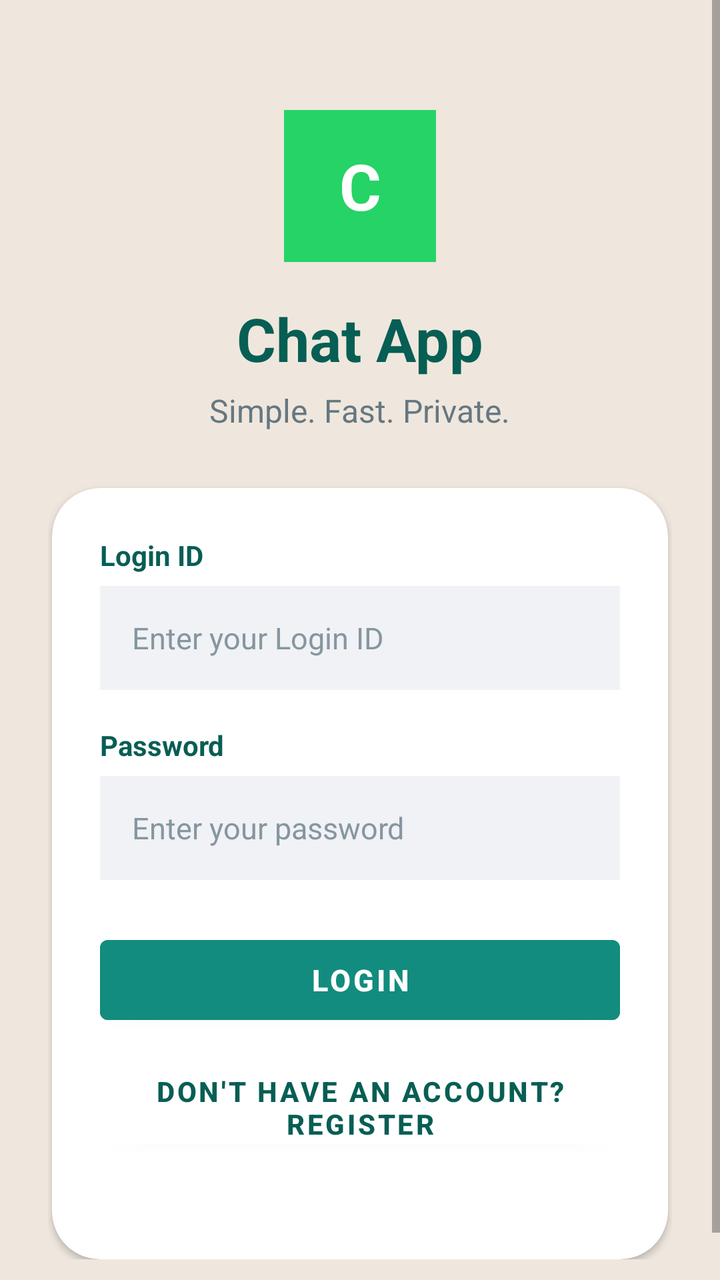
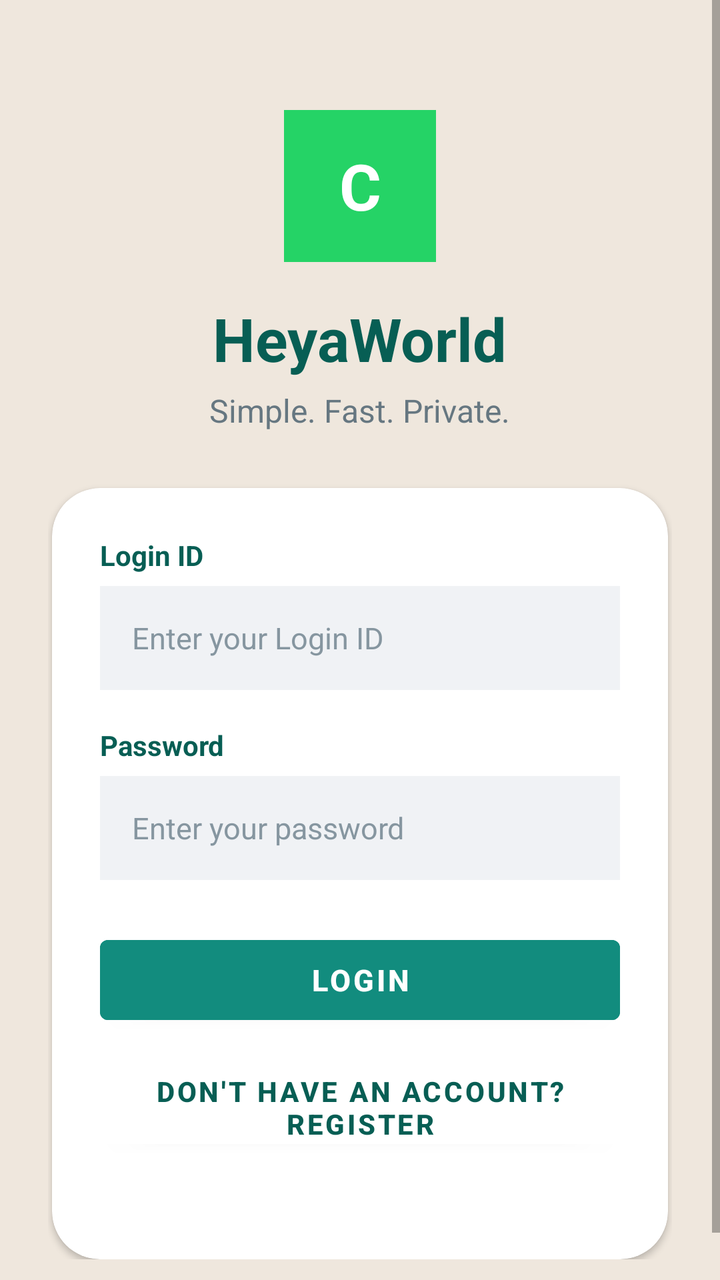

An Android layout rendered at two revisions. The XML below is the earlier revision; the diff shows what the commit changed to produce the second picture.
<!-- AndroidManifest.xml: application theme AppTheme -->
<!-- res/layout/activity_login.xml -->
<?xml version="1.0" encoding="utf-8"?>
<ScrollView xmlns:android="http://schemas.android.com/apk/res/android"
    android:layout_width="match_parent"
    android:layout_height="match_parent"
    android:fillViewport="true"
    android:background="#EFE7DD">

    <LinearLayout
        android:layout_width="match_parent"
        android:layout_height="wrap_content"
        android:orientation="vertical"
        android:gravity="center_horizontal"
        android:paddingStart="24dp"
        android:paddingEnd="24dp"
        android:paddingTop="55dp"
        android:paddingBottom="35dp">

        
        <TextView
            android:layout_width="76dp"
            android:layout_height="76dp"
            android:gravity="center"
            android:background="#25D366"
            android:text="C"
            android:textColor="#FFFFFF"
            android:textSize="32sp"
            android:textStyle="bold" />

        
        <TextView
            android:layout_width="wrap_content"
            android:layout_height="wrap_content"
            android:layout_marginTop="18dp"
            android:text="Chat App"
            android:textColor="#075E54"
            android:textSize="30sp"
            android:textStyle="bold" />

        
        <TextView
            android:layout_width="wrap_content"
            android:layout_height="wrap_content"
            android:layout_marginTop="5dp"
            android:layout_marginBottom="28dp"
            android:text="Simple. Fast. Private."
            android:textColor="#667781"
            android:textSize="16sp" />

        
        <androidx.cardview.widget.CardView
            android:layout_width="match_parent"
            android:layout_height="wrap_content"
            android:layout_marginStart="2dp"
            android:layout_marginEnd="2dp"
            android:elevation="6dp"
            android:padding="0dp"
            app:cardCornerRadius="24dp"
            xmlns:app="http://schemas.android.com/apk/res-auto">

            <LinearLayout
                android:layout_width="match_parent"
                android:layout_height="wrap_content"
                android:orientation="vertical"
                android:padding="24dp">

                
                <TextView
                    android:layout_width="match_parent"
                    android:layout_height="wrap_content"
                    android:text="Login ID"
                    android:textColor="#075E54"
                    android:textSize="14sp"
                    android:textStyle="bold" />

                
                <EditText
                    android:id="@+id/etLoginId"
                    android:layout_width="match_parent"
                    android:layout_height="52dp"
                    android:layout_marginTop="6dp"
                    android:background="#F0F2F5"
                    android:hint="Enter your Login ID"
                    android:inputType="textEmailAddress"
                    android:paddingStart="16dp"
                    android:paddingEnd="16dp"
                    android:textColor="#111111"
                    android:textColorHint="#8696A0"
                    android:textSize="15sp" />

                
                <TextView
                    android:layout_width="match_parent"
                    android:layout_height="wrap_content"
                    android:layout_marginTop="18dp"
                    android:text="Password"
                    android:textColor="#075E54"
                    android:textSize="14sp"
                    android:textStyle="bold" />

                
                <EditText
                    android:id="@+id/etPassword"
                    android:layout_width="match_parent"
                    android:layout_height="52dp"
                    android:layout_marginTop="6dp"
                    android:background="#F0F2F5"
                    android:hint="Enter your password"
                    android:inputType="textPassword"
                    android:paddingStart="16dp"
                    android:paddingEnd="16dp"
                    android:textColor="#111111"
                    android:textColorHint="#8696A0"
                    android:textSize="15sp" />

                
                <TextView
                    android:id="@+id/tvDisplayNameLabel"
                    android:layout_width="match_parent"
                    android:layout_height="wrap_content"
                    android:layout_marginTop="18dp"
                    android:text="Display Name"
                    android:textColor="#075E54"
                    android:textSize="14sp"
                    android:textStyle="bold"
                    android:visibility="gone" />

                <EditText
                    android:id="@+id/etDisplayName"
                    android:layout_width="match_parent"
                    android:layout_height="52dp"
                    android:layout_marginTop="6dp"
                    android:background="#F0F2F5"
                    android:hint="Enter your name"
                    android:inputType="textPersonName"
                    android:paddingStart="16dp"
                    android:paddingEnd="16dp"
                    android:textColor="#111111"
                    android:textColorHint="#8696A0"
                    android:textSize="15sp"
                    android:visibility="gone" />

                
                <Button
                    android:id="@+id/btnLogin"
                    android:layout_width="match_parent"
                    android:layout_height="52dp"
                    android:layout_marginTop="24dp"
                    android:backgroundTint="#128C7E"
                    android:text="LOGIN"
                    android:textColor="#FFFFFF"
                    android:textSize="15sp"
                    android:textStyle="bold" />

                
                <Button
                    android:id="@+id/btnRegister"
                    android:layout_width="match_parent"
                    android:layout_height="52dp"
                    android:layout_marginTop="10dp"
                    android:backgroundTint="#FFFFFF"
                    android:text="Don't have an account? REGISTER"
                    android:textColor="#075E54"
                    android:textSize="14sp"
                    android:textStyle="bold" />

                
                <TextView
                    android:id="@+id/tvStatus"
                    android:layout_width="match_parent"
                    android:layout_height="wrap_content"
                    android:layout_marginTop="10dp"
                    android:gravity="center"
                    android:textColor="#D32F2F"
                    android:textSize="13sp" />

            </LinearLayout>

        </androidx.cardview.widget.CardView>

    </LinearLayout>

</ScrollView>
<!-- resources referenced by this layout -->
<resources>
  <style name="AppTheme" parent="Theme.MaterialComponents.DayNight.DarkActionBar">
          <item name="colorPrimary">#1E88E5</item>
          <item name="colorPrimaryVariant">#1565C0</item>
          <item name="colorOnPrimary">#FFFFFF</item>
          <item name="colorSecondary">#4CAF50</item>
          <item name="colorSecondaryVariant">#388E3C</item>
          <item name="colorOnSecondary">#FFFFFF</item>
          <item name="android:statusBarColor">#1565C0</item>
      </style>
</resources>

<!-- the commit's change to res/layout/activity_login.xml (unified diff, before → after) -->
@@ -31,7 +31,7 @@
             android:layout_width="wrap_content"
             android:layout_height="wrap_content"
             android:layout_marginTop="18dp"
-            android:text="Chat App"
+            android:text="HeyaWorld"
             android:textColor="#075E54"
             android:textSize="30sp"
             android:textStyle="bold" />
